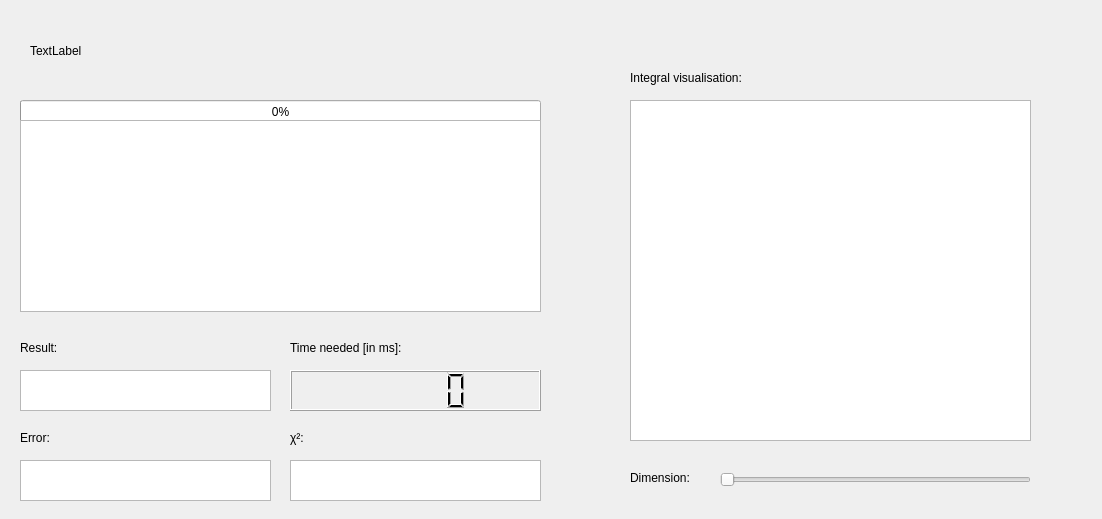
Malta-Project/Malta, file gui/Malta2/integration.ui: the form before one commit.
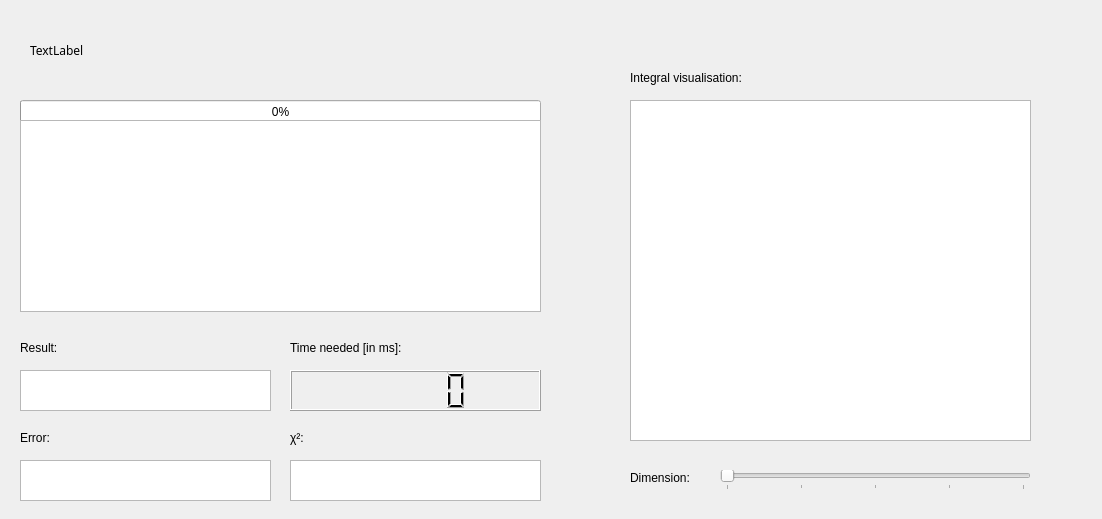
The form after the commit.

```diff
--- a/gui/Malta2/integration.ui
+++ b/gui/Malta2/integration.ui
@@ -41,10 +41,15 @@
     <rect>
      <x>30</x>
      <y>40</y>
-     <width>231</width>
+     <width>511</width>
      <height>21</height>
     </rect>
    </property>
+   <property name="font">
+    <font>
+     <family>Ubuntu Mono</family>
+    </font>
+   </property>
    <property name="text">
     <string>TextLabel</string>
    </property>
@@ -94,9 +99,30 @@
      <height>20</height>
     </rect>
    </property>
+   <property name="mouseTracking">
+    <bool>true</bool>
+   </property>
+   <property name="minimum">
+    <number>0</number>
+   </property>
+   <property name="maximum">
+    <number>4</number>
+   </property>
+   <property name="value">
+    <number>0</number>
+   </property>
+   <property name="tracking">
+    <bool>true</bool>
+   </property>
    <property name="orientation">
     <enum>Qt::Horizontal</enum>
    </property>
+   <property name="tickPosition">
+    <enum>QSlider::TicksBelow</enum>
+   </property>
+   <property name="tickInterval">
+    <number>1</number>
+   </property>
   </widget>
   <widget class="QLabel" name="label_3">
    <property name="geometry">
```
